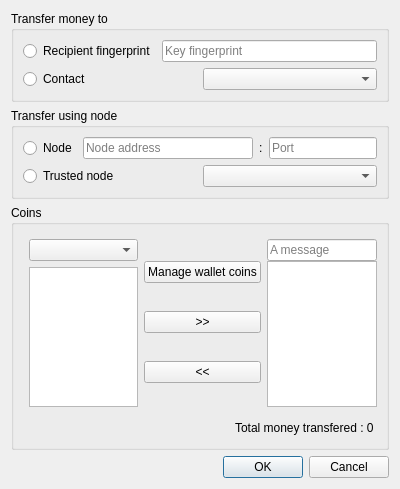
This is res/ui/transferDialog.ui in duniter/sakia as Qt 5 draws it before an edit. The edited form follows.
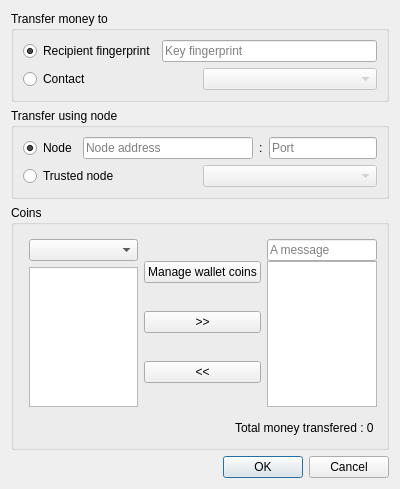
This is the edited form.

The edit to the form file:
```diff
--- a/res/ui/transferDialog.ui
+++ b/res/ui/transferDialog.ui
@@ -27,6 +27,9 @@
           <property name="text">
            <string>Recipient fingerprint</string>
           </property>
+          <property name="checked">
+           <bool>true</bool>
+          </property>
          </widget>
         </item>
         <item>
@@ -54,7 +57,11 @@
          </widget>
         </item>
         <item>
-         <widget class="QComboBox" name="comboBox_contact"/>
+         <widget class="QComboBox" name="comboBox_contact">
+          <property name="enabled">
+           <bool>false</bool>
+          </property>
+         </widget>
         </item>
        </layout>
       </item>
@@ -74,6 +81,9 @@
           <property name="text">
            <string>Node</string>
           </property>
+          <property name="checked">
+           <bool>true</bool>
+          </property>
          </widget>
         </item>
         <item>
@@ -118,7 +128,11 @@
          </widget>
         </item>
         <item>
-         <widget class="QComboBox" name="comboBox_trustedNode"/>
+         <widget class="QComboBox" name="comboBox_trustedNode">
+          <property name="enabled">
+           <bool>false</bool>
+          </property>
+         </widget>
         </item>
        </layout>
       </item>
```
